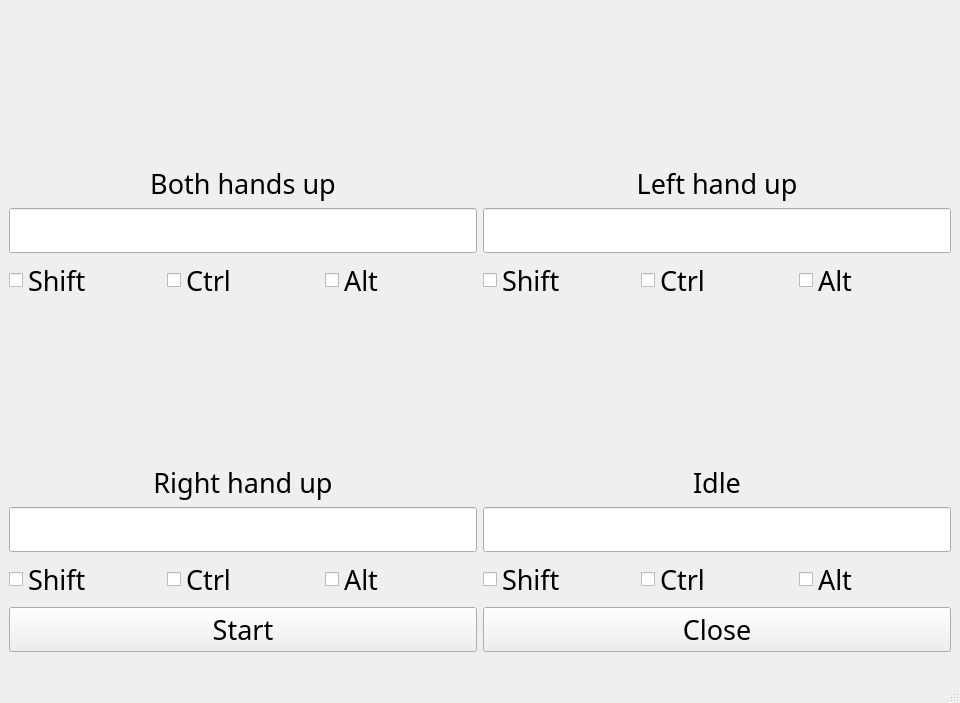
Old version of the form pose_setting.ui in the repository taisuke55/CSCI4250_GroupProject.
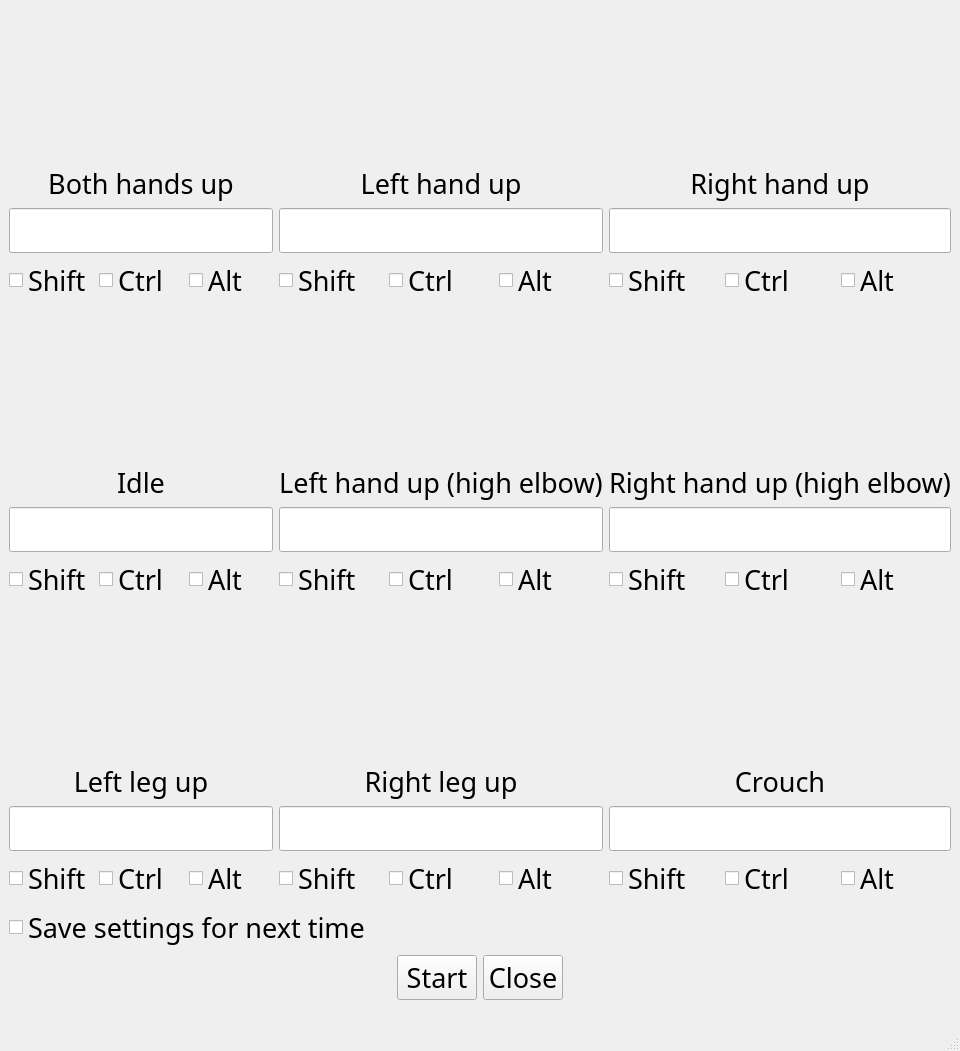
New version of the form.

The edit to the form file:
```diff
--- a/pose_setting.ui
+++ b/pose_setting.ui
@@ -7,7 +7,7 @@
     <x>0</x>
     <y>0</y>
     <width>960</width>
-    <height>497</height>
+    <height>600</height>
    </rect>
   </property>
   <property name="font">
@@ -157,8 +157,7 @@
        </layout>
       </item>
 
-      <!-- row 1, col 0 : Right hand up -->
-      <item row="1" column="0">
+      <item row="0" column="2">
        <layout class="QVBoxLayout" name="layout_right">
         <item>
          <widget class="QLabel" name="label_right_img">
@@ -221,8 +220,8 @@
        </layout>
       </item>
 
-      <!-- row 1, col 1 : Idle -->
-      <item row="1" column="1">
+      <!-- Row 1: idle / left high / right high -->
+      <item row="1" column="0">
        <layout class="QVBoxLayout" name="layout_idle">
         <item>
          <widget class="QLabel" name="label_idle_img">
@@ -285,24 +284,378 @@
        </layout>
       </item>
 
-      <!-- row 2 : Start / Close buttons -->
+      <item row="1" column="1">
+       <layout class="QVBoxLayout" name="layout_left_high">
+        <item>
+         <widget class="QLabel" name="label_left_high_img">
+          <property name="minimumSize">
+           <size>
+            <width>150</width>
+            <height>150</height>
+           </size>
+          </property>
+          <property name="alignment">
+           <set>Qt::AlignCenter</set>
+          </property>
+          <property name="text">
+           <string/>
+          </property>
+         </widget>
+        </item>
+        <item>
+         <widget class="QLabel" name="label_left_high">
+          <property name="alignment">
+           <set>Qt::AlignCenter</set>
+          </property>
+          <property name="text">
+           <string>Left hand up (high elbow)</string>
+          </property>
+         </widget>
+        </item>
+        <item>
+         <widget class="QLineEdit" name="keyEdit_Left_hand_up_high">
+          <property name="alignment">
+           <set>Qt::AlignCenter</set>
+          </property>
+         </widget>
+        </item>
+        <item>
+         <layout class="QHBoxLayout" name="layout_left_high_mods">
+          <item>
+           <widget class="QCheckBox" name="checkShift_LeftHigh">
+            <property name="text">
+             <string>Shift</string>
+            </property>
+           </widget>
+          </item>
+          <item>
+           <widget class="QCheckBox" name="checkCtrl_LeftHigh">
+            <property name="text">
+             <string>Ctrl</string>
+            </property>
+           </widget>
+          </item>
+          <item>
+           <widget class="QCheckBox" name="checkAlt_LeftHigh">
+            <property name="text">
+             <string>Alt</string>
+            </property>
+           </widget>
+          </item>
+         </layout>
+        </item>
+       </layout>
+      </item>
+
+      <item row="1" column="2">
+       <layout class="QVBoxLayout" name="layout_right_high">
+        <item>
+         <widget class="QLabel" name="label_right_high_img">
+          <property name="minimumSize">
+           <size>
+            <width>150</width>
+            <height>150</height>
+           </size>
+          </property>
+          <property name="alignment">
+           <set>Qt::AlignCenter</set>
+          </property>
+          <property name="text">
+           <string/>
+          </property>
+         </widget>
+        </item>
+        <item>
+         <widget class="QLabel" name="label_right_high">
+          <property name="alignment">
+           <set>Qt::AlignCenter</set>
+          </property>
+          <property name="text">
+           <string>Right hand up (high elbow)</string>
+          </property>
+         </widget>
+        </item>
+        <item>
+         <widget class="QLineEdit" name="keyEdit_Right_hand_up_high">
+          <property name="alignment">
+           <set>Qt::AlignCenter</set>
+          </property>
+         </widget>
+        </item>
+        <item>
+         <layout class="QHBoxLayout" name="layout_right_high_mods">
+          <item>
+           <widget class="QCheckBox" name="checkShift_RightHigh">
+            <property name="text">
+             <string>Shift</string>
+            </property>
+           </widget>
+          </item>
+          <item>
+           <widget class="QCheckBox" name="checkCtrl_RightHigh">
+            <property name="text">
+             <string>Ctrl</string>
+            </property>
+           </widget>
+          </item>
+          <item>
+           <widget class="QCheckBox" name="checkAlt_RightHigh">
+            <property name="text">
+             <string>Alt</string>
+            </property>
+           </widget>
+          </item>
+         </layout>
+        </item>
+       </layout>
+      </item>
+
+      <!-- Row 2: left leg / right leg / crouch -->
       <item row="2" column="0">
+       <layout class="QVBoxLayout" name="layout_left_leg">
+        <item>
+         <widget class="QLabel" name="label_left_leg_img">
+          <property name="minimumSize">
+           <size>
+            <width>150</width>
+            <height>150</height>
+           </size>
+          </property>
+          <property name="alignment">
+           <set>Qt::AlignCenter</set>
+          </property>
+          <property name="text">
+           <string/>
+          </property>
+         </widget>
+        </item>
+        <item>
+         <widget class="QLabel" name="label_left_leg">
+          <property name="alignment">
+           <set>Qt::AlignCenter</set>
+          </property>
+          <property name="text">
+           <string>Left leg up</string>
+          </property>
+         </widget>
+        </item>
+        <item>
+         <widget class="QLineEdit" name="keyEdit_Left_leg_up">
+          <property name="alignment">
+           <set>Qt::AlignCenter</set>
+          </property>
+         </widget>
+        </item>
+        <item>
+         <layout class="QHBoxLayout" name="layout_left_leg_mods">
+          <item>
+           <widget class="QCheckBox" name="checkShift_LeftLeg">
+            <property name="text">
+             <string>Shift</string>
+            </property>
+           </widget>
+          </item>
+          <item>
+           <widget class="QCheckBox" name="checkCtrl_LeftLeg">
+            <property name="text">
+             <string>Ctrl</string>
+            </property>
+           </widget>
+          </item>
+          <item>
+           <widget class="QCheckBox" name="checkAlt_LeftLeg">
+            <property name="text">
+             <string>Alt</string>
+            </property>
+           </widget>
+          </item>
+         </layout>
+        </item>
+       </layout>
+      </item>
+
+      <item row="2" column="1">
+       <layout class="QVBoxLayout" name="layout_right_leg">
+        <item>
+         <widget class="QLabel" name="label_right_leg_img">
+          <property name="minimumSize">
+           <size>
+            <width>150</width>
+            <height>150</height>
+           </size>
+          </property>
+          <property name="alignment">
+           <set>Qt::AlignCenter</set>
+          </property>
+          <property name="text">
+           <string/>
+          </property>
+         </widget>
+        </item>
+        <item>
+         <widget class="QLabel" name="label_right_leg">
+          <property name="alignment">
+           <set>Qt::AlignCenter</set>
+          </property>
+          <property name="text">
+           <string>Right leg up</string>
+          </property>
+         </widget>
+        </item>
+        <item>
+         <widget class="QLineEdit" name="keyEdit_Right_leg_up">
+          <property name="alignment">
+           <set>Qt::AlignCenter</set>
+          </property>
+         </widget>
+        </item>
+        <item>
+         <layout class="QHBoxLayout" name="layout_right_leg_mods">
+          <item>
+           <widget class="QCheckBox" name="checkShift_RightLeg">
+            <property name="text">
+             <string>Shift</string>
+            </property>
+           </widget>
+          </item>
+          <item>
+           <widget class="QCheckBox" name="checkCtrl_RightLeg">
+            <property name="text">
+             <string>Ctrl</string>
+            </property>
+           </widget>
+          </item>
+          <item>
+           <widget class="QCheckBox" name="checkAlt_RightLeg">
+            <property name="text">
+             <string>Alt</string>
+            </property>
+           </widget>
+          </item>
+         </layout>
+        </item>
+       </layout>
+      </item>
+
+      <item row="2" column="2">
+       <layout class="QVBoxLayout" name="layout_crouch">
+        <item>
+         <widget class="QLabel" name="label_crouch_img">
+          <property name="minimumSize">
+           <size>
+            <width>150</width>
+            <height>150</height>
+           </size>
+          </property>
+          <property name="alignment">
+           <set>Qt::AlignCenter</set>
+          </property>
+          <property name="text">
+           <string/>
+          </property>
+         </widget>
+        </item>
+        <item>
+         <widget class="QLabel" name="label_crouch">
+          <property name="alignment">
+           <set>Qt::AlignCenter</set>
+          </property>
+          <property name="text">
+           <string>Crouch</string>
+          </property>
+         </widget>
+        </item>
+        <item>
+         <widget class="QLineEdit" name="keyEdit_Crouch">
+          <property name="alignment">
+           <set>Qt::AlignCenter</set>
+          </property>
+         </widget>
+        </item>
+        <item>
+         <layout class="QHBoxLayout" name="layout_crouch_mods">
+          <item>
+           <widget class="QCheckBox" name="checkShift_Crouch">
+            <property name="text">
+             <string>Shift</string>
+            </property>
+           </widget>
+          </item>
+          <item>
+           <widget class="QCheckBox" name="checkCtrl_Crouch">
+            <property name="text">
+             <string>Ctrl</string>
+            </property>
+           </widget>
+          </item>
+          <item>
+           <widget class="QCheckBox" name="checkAlt_Crouch">
+            <property name="text">
+             <string>Alt</string>
+            </property>
+           </widget>
+          </item>
+         </layout>
+        </item>
+       </layout>
+      </item>
+
+     </layout>
+    </item>
+
+    <item>
+     <widget class="QCheckBox" name="checkSaveForNext">
+      <property name="text">
+       <string>Save settings for next time</string>
+      </property>
+     </widget>
+    </item>
+
+    <item>
+     <layout class="QHBoxLayout" name="buttonsLayout">
+      <item>
+       <spacer name="horizontalSpacer_left">
+        <property name="orientation">
+         <enum>Qt::Horizontal</enum>
+        </property>
+        <property name="sizeHint">
+         <size>
+          <width>40</width>
+          <height>20</height>
+         </size>
+        </property>
+       </spacer>
+      </item>
+      <item>
        <widget class="QPushButton" name="StartButton">
         <property name="text">
          <string>Start</string>
         </property>
        </widget>
       </item>
-      <item row="2" column="1">
+      <item>
        <widget class="QPushButton" name="CloseButton">
         <property name="text">
          <string>Close</string>
         </property>
        </widget>
       </item>
-
+      <item>
+       <spacer name="horizontalSpacer_right">
+        <property name="orientation">
+         <enum>Qt::Horizontal</enum>
+        </property>
+        <property name="sizeHint">
+         <size>
+          <width>40</width>
+          <height>20</height>
+         </size>
+        </property>
+       </spacer>
+      </item>
      </layout>
     </item>
+
    </layout>
   </widget>
   <widget class="QStatusBar" name="statusbar"/>
```
Left out of the diff: 4 changed lines with no effect on the pictures.
